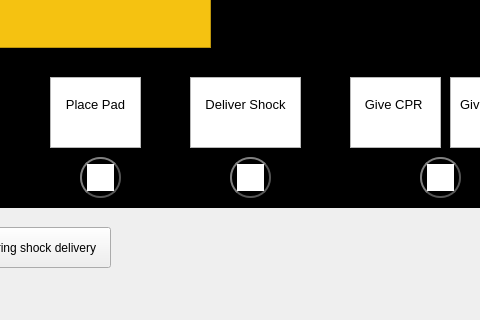
This is mainwindow.ui in Winterprism/Comp3004-Group-Project as Qt 5 draws it before an edit; both pictures show x 310 to 790 and y 403 to 723 of the 1242 by 723 pixel window. The edited form follows.
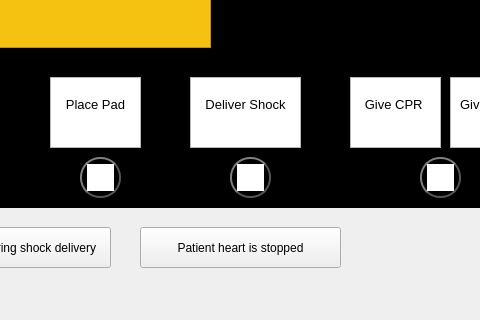
This is the edited form.

Commit message: Added a new safety feature btn

Diff of the .ui file:
```diff
--- a/mainwindow.ui
+++ b/mainwindow.ui
@@ -997,6 +997,19 @@
 </string>
     </property>
    </widget>
+   <widget class="QPushButton" name="heartIsStopped">
+    <property name="geometry">
+     <rect>
+      <x>450</x>
+      <y>630</y>
+      <width>201</width>
+      <height>41</height>
+     </rect>
+    </property>
+    <property name="text">
+     <string>Patient heart is stopped</string>
+    </property>
+   </widget>
    <zorder>AEDDisplay</zorder>
    <zorder>textEdit</zorder>
    <zorder>GUIConsole</zorder>
```
Left out of the diff: 1 changed line with no effect on the pictures.
